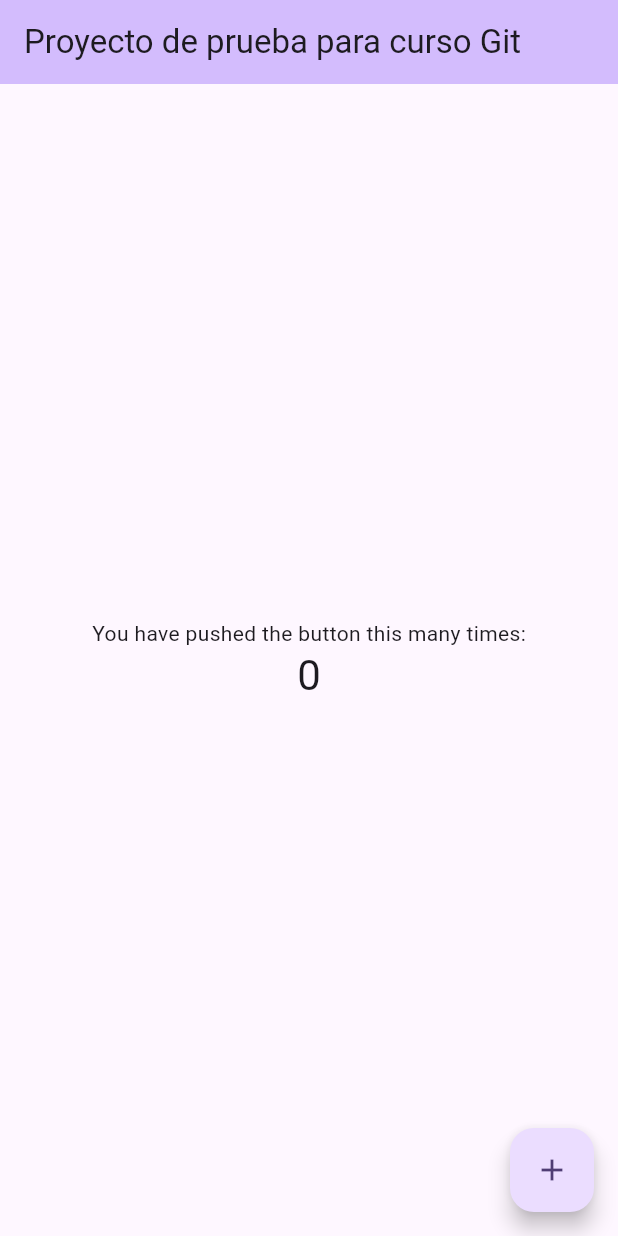
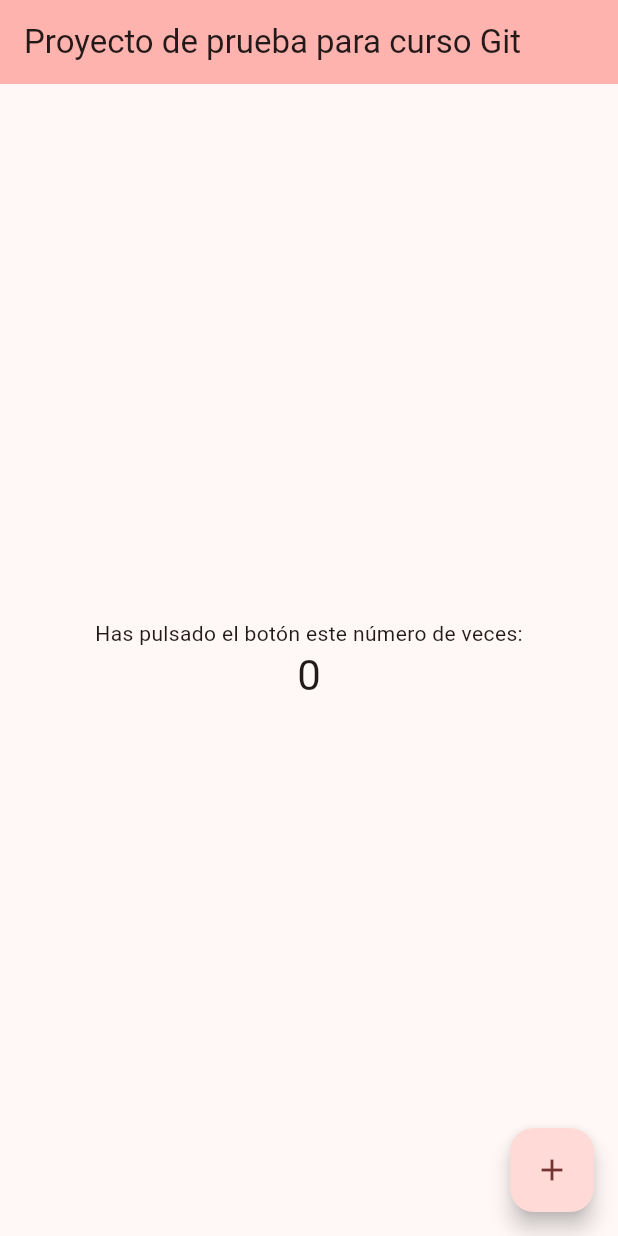
Before and after one commit to joanhernandez-costa/curso_git, a Flutter app: the screen it shows after launch, on a phone screen of 412 x 824 dp. Run offline on Flutter 3.47's test engine with Material 3 defaults, Android fonts, the phone set to English and light mode, and no system bars.

Commit message:
Se ha cambiado el color de la interfaz y el idioma

```diff
--- a/lib/main.dart
+++ b/lib/main.dart
@@ -10,10 +10,11 @@
   @override
   Widget build(BuildContext context) {
     return MaterialApp(
+      debugShowCheckedModeBanner: false,
       title: 'Curso Git',
       theme: ThemeData(
 
-        colorScheme: ColorScheme.fromSeed(seedColor: Colors.deepPurple),
+        colorScheme: ColorScheme.fromSeed(seedColor: Colors.redAccent),
         useMaterial3: true,
       ),
       home: const MyHomePage(title: 'Proyecto de prueba para curso Git'),
@@ -57,7 +58,7 @@
           mainAxisAlignment: MainAxisAlignment.center,
           children: <Widget>[
             const Text(
-              'You have pushed the button this many times:',
+              'Has pulsado el botón este número de veces:',
             ),
             Text(
               '$_counter',
```
